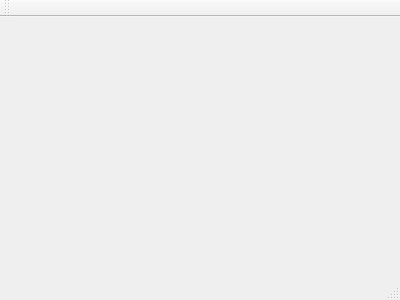
First picture: the form in mainwindow.ui, repository IdeasStorm/Automata-Project, before the edit.
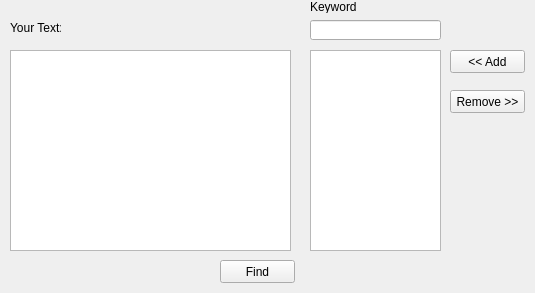
Second picture: the form after the edit.

The edit to the form file:
```diff
--- a/mainwindow.ui
+++ b/mainwindow.ui
@@ -1,24 +1,116 @@
 <ui version="4.0">
  <class>MainWindow</class>
- <widget class="QMainWindow" name="MainWindow" >
-  <property name="geometry" >
+ <widget class="QMainWindow" name="MainWindow">
+  <property name="geometry">
    <rect>
     <x>0</x>
     <y>0</y>
-    <width>400</width>
-    <height>300</height>
+    <width>535</width>
+    <height>293</height>
    </rect>
   </property>
   <property name="windowTitle" >
    <string>MainWindow</string>
   </property>
-  <widget class="QMenuBar" name="menuBar" />
-  <widget class="QToolBar" name="mainToolBar" />
-  <widget class="QWidget" name="centralWidget" />
-  <widget class="QStatusBar" name="statusBar" />
+  <widget class="QWidget" name="centralWidget">
+   <widget class="QListView" name="listView">
+    <property name="geometry">
+     <rect>
+      <x>310</x>
+      <y>50</y>
+      <width>131</width>
+      <height>201</height>
+     </rect>
+    </property>
+   </widget>
+   <widget class="QPushButton" name="pushButton">
+    <property name="geometry">
+     <rect>
+      <x>450</x>
+      <y>50</y>
+      <width>75</width>
+      <height>23</height>
+     </rect>
+    </property>
+    <property name="text">
+     <string>&lt;&lt; Add</string>
+    </property>
+   </widget>
+   <widget class="QLineEdit" name="lineEdit">
+    <property name="geometry">
+     <rect>
+      <x>310</x>
+      <y>20</y>
+      <width>131</width>
+      <height>20</height>
+     </rect>
+    </property>
+   </widget>
+   <widget class="QPlainTextEdit" name="plainTextEdit">
+    <property name="geometry">
+     <rect>
+      <x>10</x>
+      <y>50</y>
+      <width>281</width>
+      <height>201</height>
+     </rect>
+    </property>
+   </widget>
+   <widget class="QLabel" name="label">
+    <property name="geometry">
+     <rect>
+      <x>10</x>
+      <y>20</y>
+      <width>51</width>
+      <height>16</height>
+     </rect>
+    </property>
+    <property name="text">
+     <string>Your Text:</string>
+    </property>
+   </widget>
+   <widget class="QLabel" name="label_2">
+    <property name="geometry">
+     <rect>
+      <x>310</x>
+      <y>0</y>
+      <width>46</width>
+      <height>13</height>
+     </rect>
+    </property>
+    <property name="text">
+     <string>Keyword:</string>
+    </property>
+   </widget>
+   <widget class="QPushButton" name="pushButton_2">
+    <property name="geometry">
+     <rect>
+      <x>450</x>
+      <y>90</y>
+      <width>75</width>
+      <height>23</height>
+     </rect>
+    </property>
+    <property name="text">
+     <string>Remove &gt;&gt;</string>
+    </property>
+   </widget>
+   <widget class="QPushButton" name="pushButton_3">
+    <property name="geometry">
+     <rect>
+      <x>220</x>
+      <y>260</y>
+      <width>75</width>
+      <height>23</height>
+     </rect>
+    </property>
+    <property name="text">
+     <string>Find</string>
+    </property>
+   </widget>
+  </widget>
  </widget>
- <layoutDefault spacing="6" margin="11" />
- <pixmapfunction></pixmapfunction>
+ <layoutdefault spacing="6" margin="11"/>
  <resources/>
  <connections/>
 </ui>
```
Left out of the diff: 3 changed lines with no effect on the pictures.
